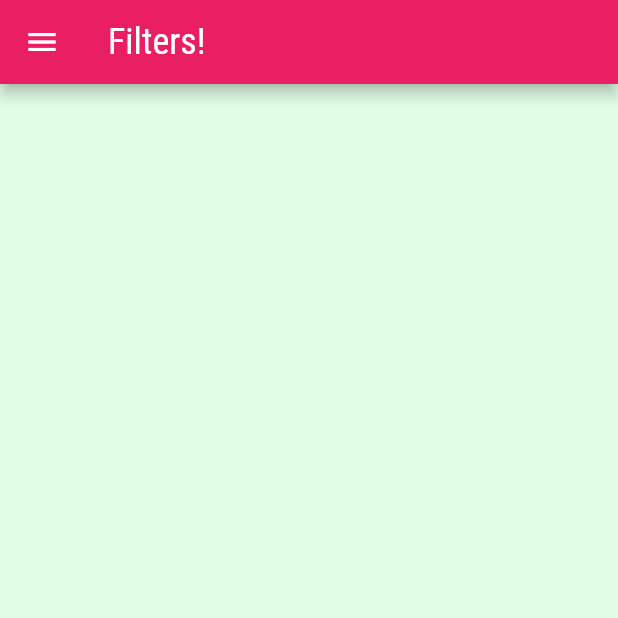
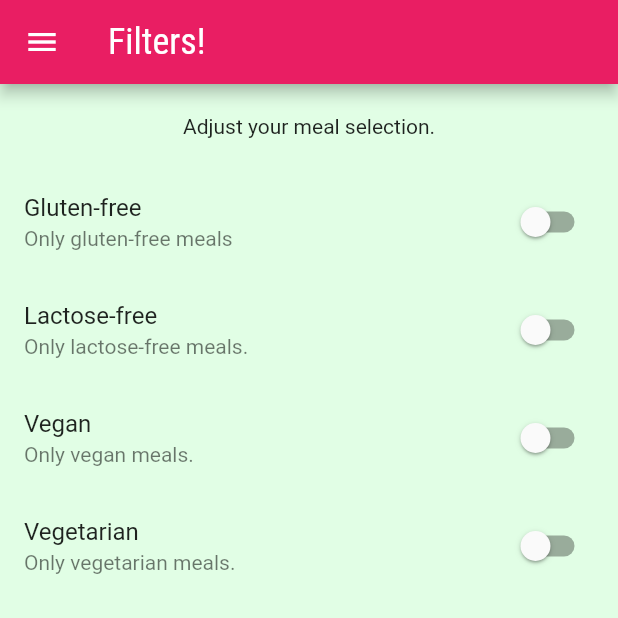
Before and after one commit to dogman223/meals_app, a Flutter app: the FiltersScreen screen opened by its route, on a phone screen of 412 x 824 dp, the top half of it. Run offline on Flutter 3.47's test engine with Material 2 defaults, Android fonts, the phone set to English and light mode, and no system bars; statements that could not run were skipped.

Commit message:
Change FiltersScreen to Stateful widget, Add expanded ListView and buildSwitchListTile method.

```diff
--- a/lib/screens/filters_screen.dart
+++ b/lib/screens/filters_screen.dart
@@ -1,8 +1,28 @@
 import 'package:flutter/material.dart';
 import '/main_drawer.dart';
 
-class FiltersScreen extends StatelessWidget {
+class FiltersScreen extends StatefulWidget {
   static const routeName = '/filters';
+
+  @override
+  State<FiltersScreen> createState() => _FiltersScreenState();
+}
+
+class _FiltersScreenState extends State<FiltersScreen> {
+  bool _glutenFree = false;
+  bool _vegetarian = false;
+  bool _vegan = false;
+  bool _lactoseFree = false;
+
+  Widget _buildSwitchListTile(String title, String description,
+      bool currentValue, Function updateValue) {
+    return SwitchListTile(
+      title: Text(title),
+      value: currentValue,
+      subtitle: Text(description),
+      onChanged: updateValue,
+    );
+  }
 
   @override
   Widget build(BuildContext context) {
@@ -11,6 +31,46 @@ class FiltersScreen extends StatelessWidget {
         title: Text("Filters!"),
       ),
       drawer: MainDrawer(),
+      body: Column(
+        children: [
+          Container(
+            padding: EdgeInsets.all(20),
+            child: Text('Adjust your meal selection.'),
+          ),
+          Expanded(
+              child: ListView(
+            children: [
+              _buildSwitchListTile(
+                  'Gluten-free', 'Only gluten-free meals', _glutenFree,
+                  (newValue) {
+                setState(() {
+                  _glutenFree = newValue;
+                });
+              }),
+              _buildSwitchListTile(
+                  'Lactose-free', 'Only lactose-free meals.', _lactoseFree,
+                  (newValue) {
+                setState(() {
+                  _lactoseFree = newValue;
+                });
+              }),
+              _buildSwitchListTile('Vegan', 'Only vegan meals.', _vegan,
+                  (newValue) {
+                setState(() {
+                  _vegan = newValue;
+                });
+              }),
+              _buildSwitchListTile(
+                  'Vegetarian', 'Only vegetarian meals.', _vegetarian,
+                  (newValue) {
+                setState(() {
+                  _vegetarian = newValue;
+                });
+              })
+            ],
+          ))
+        ],
+      ),
     );
   }
 }
```
